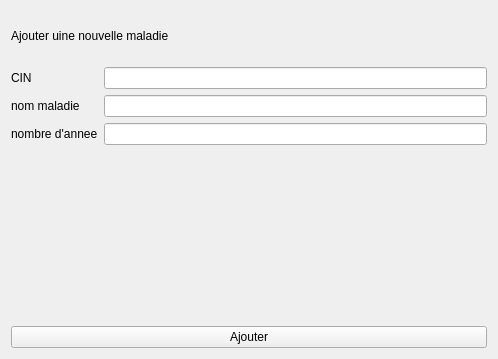
Above: ajoutermaladie.ui from ananomri/projet-anan-and-assma before the change. Below: the same form after it.
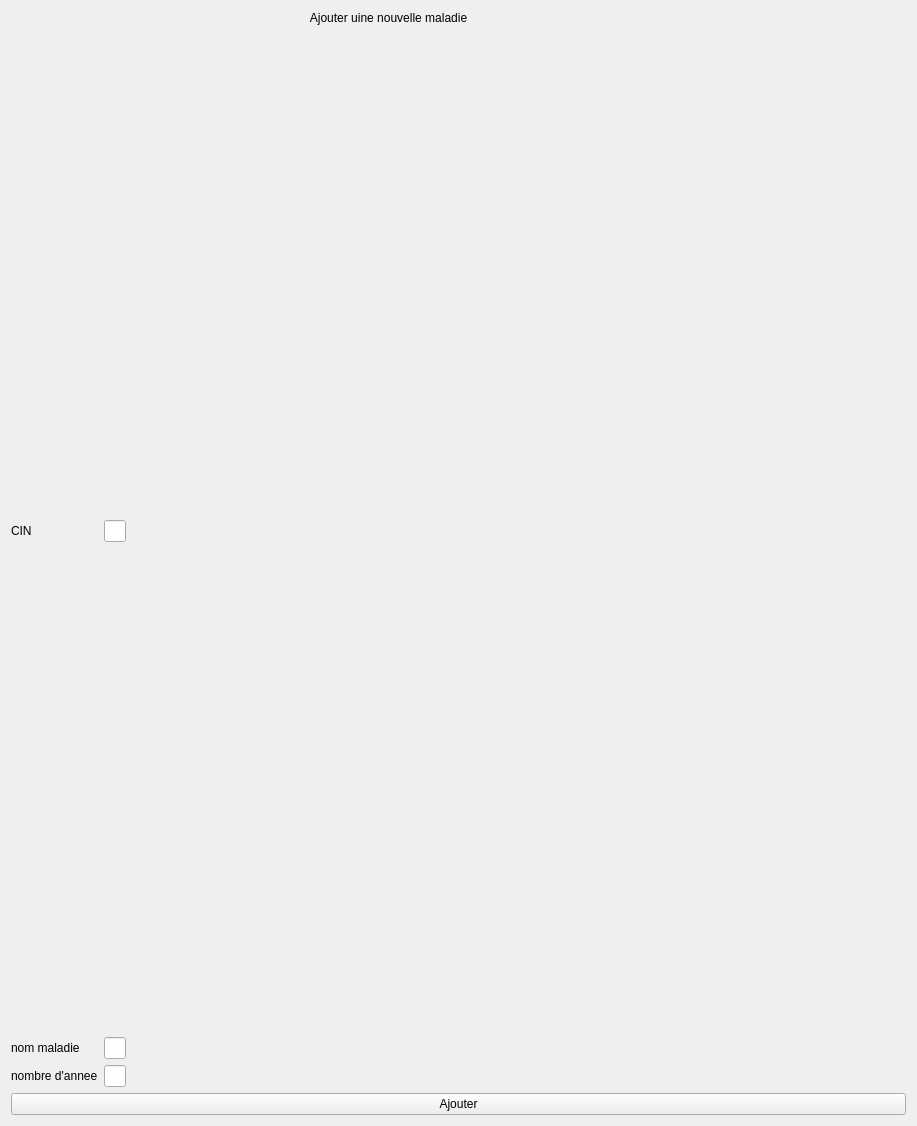
That is the form after the change. Icons and pictures are not drawn.

Commit message: ajouter maladie

```diff
--- a/ajoutermaladie.ui
+++ b/ajoutermaladie.ui
@@ -6,14 +6,32 @@
    <rect>
     <x>0</x>
     <y>0</y>
-    <width>498</width>
-    <height>359</height>
+    <width>917</width>
+    <height>461</height>
    </rect>
   </property>
   <property name="windowTitle">
    <string>Form</string>
   </property>
+  <property name="styleSheet">
+   <string notr="true">#wm{
+	border-image: url(Corona.jpg) 0 0 0 0 stretch stretch;
+}</string>
+  </property>
   <layout class="QVBoxLayout" name="verticalLayout">
+   <item>
+    <spacer name="verticalSpacer">
+     <property name="orientation">
+      <enum>Qt::Vertical</enum>
+     </property>
+     <property name="sizeHint" stdset="0">
+      <size>
+       <width>1</width>
+       <height>40</height>
+      </size>
+     </property>
+    </spacer>
+   </item>
    <item>
     <widget class="QLabel" name="label">
      <property name="maximumSize">
@@ -22,43 +40,61 @@
        <height>50</height>
       </size>
      </property>
+     <property name="styleSheet">
+      <string notr="true">#wm{
+	border-image: url(im31.png) 0 0 0 0 stretch stretch;
+}</string>
+     </property>
      <property name="text">
-      <string>Ajouter uine nouvelle maladie</string>
+      <string>                                                                                          Ajouter uine nouvelle maladie</string>
      </property>
     </widget>
    </item>
    <item>
-    <layout class="QFormLayout" name="formLayout">
-     <item row="0" column="1">
-      <widget class="QLineEdit" name="cin"/>
-     </item>
-     <item row="0" column="0">
-      <widget class="QLabel" name="label_2">
-       <property name="text">
-        <string>CIN</string>
-       </property>
-      </widget>
-     </item>
-     <item row="1" column="0">
-      <widget class="QLabel" name="label_3">
-       <property name="text">
-        <string>nom maladie</string>
-       </property>
-      </widget>
-     </item>
+    <layout class="QGridLayout" name="gridLayout">
      <item row="1" column="1">
       <widget class="QLineEdit" name="nommldie"/>
      </item>
-     <item row="2" column="0">
+     <item row="3" column="0">
       <widget class="QLabel" name="label_4">
        <property name="text">
         <string>nombre d'annee</string>
        </property>
       </widget>
      </item>
-     <item row="2" column="1">
+     <item row="3" column="1">
       <widget class="QLineEdit" name="annee"/>
      </item>
+     <item row="1" column="0">
+      <widget class="QLabel" name="label_3">
+       <property name="text">
+        <string>nom maladie</string>
+       </property>
+      </widget>
+     </item>
+     <item row="0" column="2">
+      <spacer name="horizontalSpacer">
+       <property name="orientation">
+        <enum>Qt::Horizontal</enum>
+       </property>
+       <property name="sizeHint" stdset="0">
+        <size>
+         <width>1000</width>
+         <height>1000</height>
+        </size>
+       </property>
+      </spacer>
+     </item>
+     <item row="0" column="1">
+      <widget class="QLineEdit" name="cin"/>
+     </item>
+     <item row="0" column="0">
+      <widget class="QLabel" name="label_2">
+       <property name="text">
+        <string>CIN</string>
+       </property>
+      </widget>
+     </item>
     </layout>
    </item>
    <item>
@@ -68,6 +104,19 @@
      </property>
     </widget>
    </item>
+   <item>
+    <spacer name="verticalSpacer_2">
+     <property name="orientation">
+      <enum>Qt::Vertical</enum>
+     </property>
+     <property name="sizeHint" stdset="0">
+      <size>
+       <width>20</width>
+       <height>40</height>
+      </size>
+     </property>
+    </spacer>
+   </item>
   </layout>
  </widget>
  <resources/>
```
Left out of the diff: 4 changed lines with no effect on the pictures. The commit also changes 3 other files.
